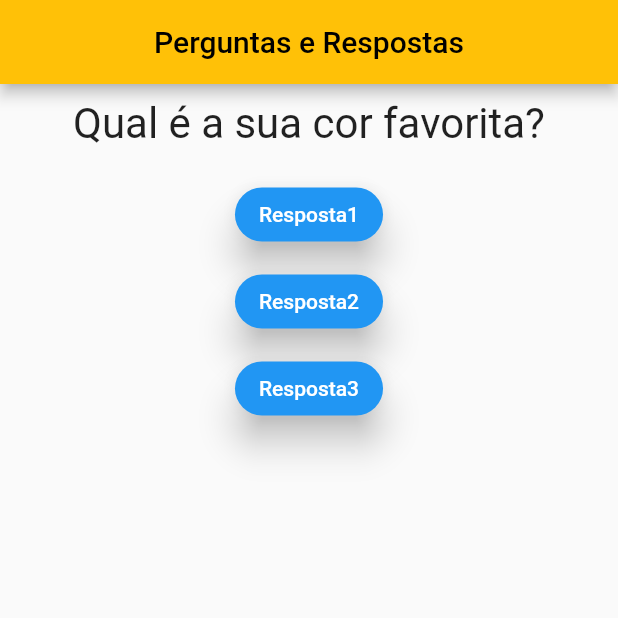
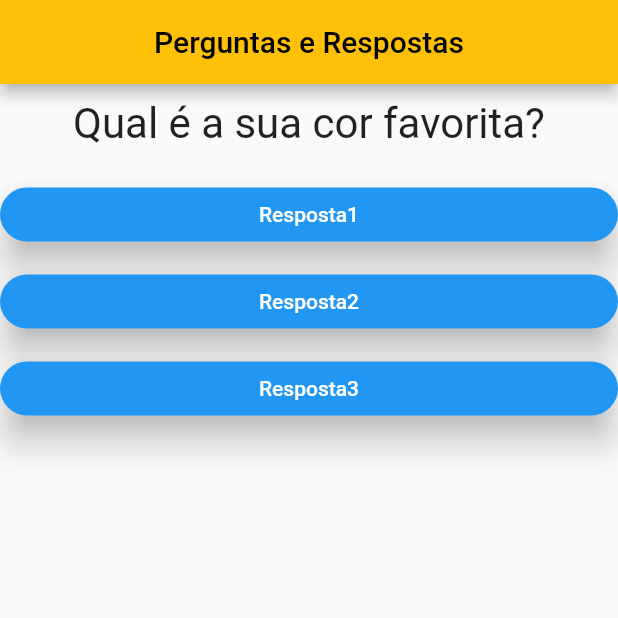
Before and after one commit to ajoluam/projeto_perguntas, a Flutter app: the screen it shows after launch, on a phone screen of 412 x 824 dp, the top half of it. Run offline on Flutter 3.47's test engine with Material 2 defaults, Android fonts, the phone set to English and light mode, and no system bars.

Commit message:
Criando Widget Resposta e Passando Função Callback

```diff
--- a/lib/main.dart
+++ b/lib/main.dart
@@ -1,5 +1,6 @@
 import 'package:flutter/material.dart';
 import 'package:projeto_perguntas/questao.dart';
+import 'package:projeto_perguntas/resposta.dart';
 
 main() {
   runApp(_PerguntasApp());
@@ -45,45 +46,15 @@ class _PerguntasAppState extends State<_PerguntasApp> {
         body: Column(
           children: [
             Questao(question),
-            const SizedBox(height: 10), //adiciona espaço entre um botão e outro
-            ElevatedButton(
-              child: const Text("Resposta1"),
-              onPressed: _adicionaMaisUm,
-              style: ButtonStyle(
-                elevation: MaterialStateProperty.all(10),
-                shape: MaterialStateProperty.all(
-                  RoundedRectangleBorder(
-                    borderRadius: BorderRadius.circular(30.0),
-                  ),
-                ),
-              ),
-            ),
-            const SizedBox(height: 10), //adiciona espaço entre um botão e outro
-            ElevatedButton(
-              child: const Text("Resposta2"),
-              onPressed: _diminuiUm,
-              style: ButtonStyle(
-                elevation: MaterialStateProperty.all(10),
-                shape: MaterialStateProperty.all(
-                  RoundedRectangleBorder(
-                    borderRadius: BorderRadius.circular(30.0),
-                  ),
-                ),
-              ),
-            ),
-            const SizedBox(height: 10), //adiciona espaço entre um botão e outro
-            ElevatedButton(
-              child: const Text("Resposta3"),
-              onPressed: () {},
-              style: ButtonStyle(
-                elevation: MaterialStateProperty.all(10),
-                shape: MaterialStateProperty.all(
-                  RoundedRectangleBorder(
-                    borderRadius: BorderRadius.circular(30.0),
-                  ),
-                ),
-              ),
-            ),
+            const SizedBox(height: 10),
+            Resposta("Resposta1", _adicionaMaisUm),
+            //adiciona espaço entre um botão e outro
+            const SizedBox(height: 10),
+            //adiciona espaço entre um botão e outro
+            Resposta("Resposta2", _diminuiUm),
+            const SizedBox(height: 10),
+            //adiciona espaço entre um botão e outro
+            Resposta("Resposta3", _adicionaMaisUm),
           ],
         ),
       ),
--- /dev/null
+++ b/lib/resposta.dart
@@ -0,0 +1,27 @@
+import 'package:flutter/material.dart';
+
+class Resposta extends StatelessWidget {
+  final String texto;
+  final void Function() onSelect;
+
+  Resposta(this.texto, this.onSelect);
+
+  @override
+  Widget build(BuildContext context) {
+    return Container(
+      width: double.infinity,
+      child: ElevatedButton(
+        child: Text(texto),
+        onPressed: onSelect,
+        style: ButtonStyle(
+          elevation: MaterialStateProperty.all(10),
+          shape: MaterialStateProperty.all(
+            RoundedRectangleBorder(
+              borderRadius: BorderRadius.circular(30.0),
+            ),
+          ),
+        ),
+      ),
+    );
+  }
+}
```
